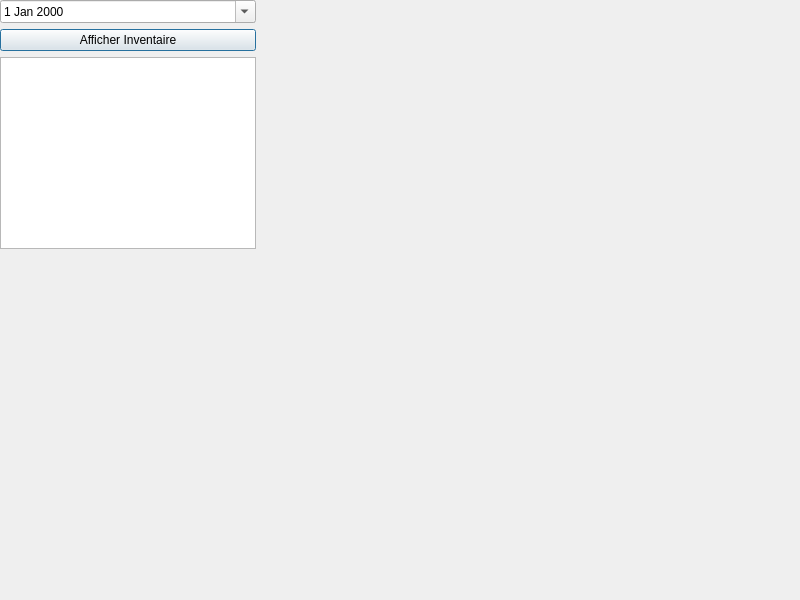
The window that form/ViewInventaire.ui (Alt68719/projet_achats) describes before a commit, drawn with Qt 5.
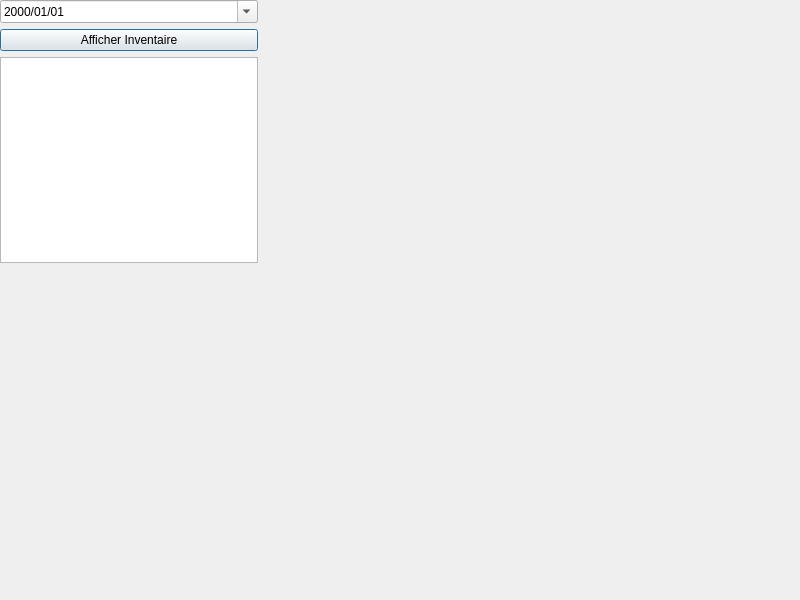
The same window after the commit.

Diff of the .ui file:
```diff
--- a/form/ViewInventaire.ui
+++ b/form/ViewInventaire.ui
@@ -14,15 +14,30 @@
    <string>Inventaire Journalier</string>
   </property>
   <widget class="QWidget" name="verticalLayoutWidget">
+   <property name="geometry">
+    <rect>
+     <x>0</x>
+     <y>0</y>
+     <width>258</width>
+     <height>263</height>
+    </rect>
+   </property>
    <layout class="QVBoxLayout" name="verticalLayout">
 
     <item>
      <widget class="QDateEdit" name="dateEdit">
+      <property name="displayFormat">
+       <string>yyyy/MM/dd</string>
+      </property>
       <property name="calendarPopup">
        <bool>true</bool>
       </property>
       <property name="date">
-       <date>2025-10-17</date>
+       <date>
+        <year>2000</year>
+        <month>1</month>
+        <day>1</day>
+       </date>
       </property>
      </widget>
     </item>
```
Left out of the diff: 4 changed lines with no effect on the pictures.
